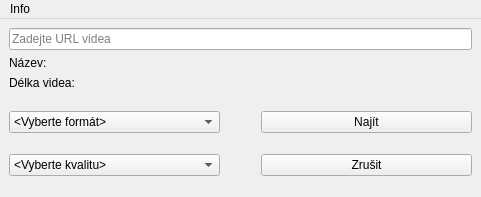
First picture: the form in mainwindow.ui, repository RxiPland/y2mate_desktop, before the edit.
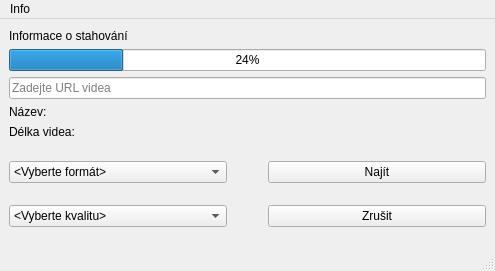
Second picture: the form after the edit. Icons and pictures are not drawn.

```diff
--- a/mainwindow.ui
+++ b/mainwindow.ui
@@ -6,8 +6,8 @@
    <rect>
     <x>0</x>
     <y>0</y>
-    <width>481</width>
-    <height>197</height>
+    <width>495</width>
+    <height>271</height>
    </rect>
   </property>
   <property name="windowTitle">
@@ -30,6 +30,20 @@
         </property>
        </spacer>
       </item>
+      <item>
+       <widget class="QLabel" name="label_3">
+        <property name="text">
+         <string>Informace o stahování</string>
+        </property>
+       </widget>
+      </item>
+      <item>
+       <widget class="QProgressBar" name="progressBar">
+        <property name="value">
+         <number>24</number>
+        </property>
+       </widget>
+      </item>
       <item>
        <widget class="QLineEdit" name="lineEdit">
         <property name="placeholderText">
@@ -204,7 +218,7 @@
     <rect>
      <x>0</x>
      <y>0</y>
-     <width>481</width>
+     <width>495</width>
      <height>21</height>
     </rect>
    </property>
@@ -217,6 +231,7 @@
    </widget>
    <addaction name="menuInfo"/>
   </widget>
+  <widget class="QStatusBar" name="statusBar"/>
   <action name="actiony2mate_com">
    <property name="icon">
     <iconset resource="resources.qrc">
```
